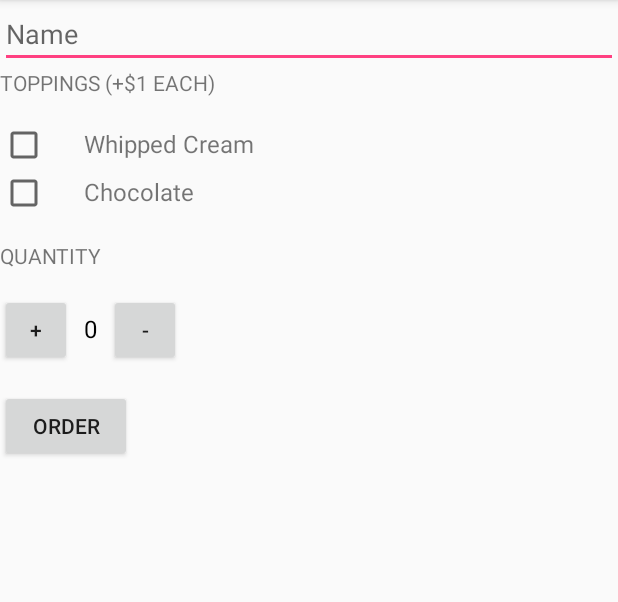
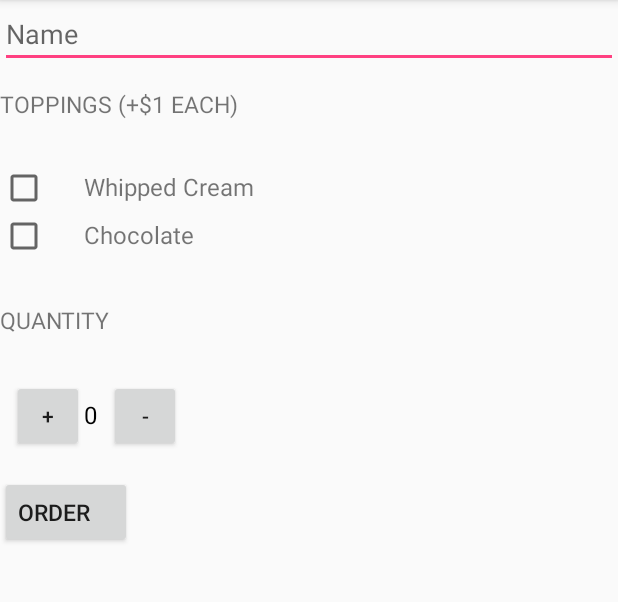
Before and after one commit to ddanskin/justjava, an Android app: the screen it shows after launch (MainActivity), on a phone screen of 412 x 824 dp, the part 84-686 px from its top. Run offline under Robolectric (Android 15) with nearby library versions, the phone set to English and light mode, and no system bars.

Commit message:
Add and apply HeaderTextStyle and CounterButtonStyle resources

```diff
--- a/app/src/main/res/layout/activity_main.xml
+++ b/app/src/main/res/layout/activity_main.xml
@@ -19,11 +19,9 @@
             android:hint="@string/hint_name"/>
 
         <TextView
-            android:layout_width="wrap_content"
-            android:layout_height="wrap_content"
+            style="@style/HeaderTextStyle"
             android:layout_marginBottom="16dp"
-            android:text="@string/toppings"
-            android:textAllCaps="true" />
+            android:text="@string/toppings" />
 
         <LinearLayout
             android:layout_width="match_parent"
@@ -65,11 +63,9 @@
         </LinearLayout>
 
         <TextView
-            android:layout_width="wrap_content"
-            android:layout_height="wrap_content"
+            style="@style/HeaderTextStyle"
             android:layout_marginBottom="16dp"
-            android:text="@string/quantity"
-            android:textAllCaps="true" />
+            android:text="@string/quantity" />
 
         <LinearLayout
             android:layout_width="match_parent"
@@ -77,10 +73,7 @@
 
             <Button
                 android:id="@+id/increment_button"
-                android:layout_width="48dp"
-                android:layout_height="48dp"
-                android:layout_marginEnd="8dp"
-                android:layout_marginRight="8dp"
+                style="@style/CounterButtonStyle"
                 android:onClick="increment"
                 android:text="@string/increase" />
 
@@ -94,10 +87,7 @@
 
             <Button
                 android:id="@+id/decrement_button"
-                android:layout_width="48dp"
-                android:layout_height="48dp"
-                android:layout_marginLeft="8dp"
-                android:layout_marginStart="8dp"
+                style="@style/CounterButtonStyle"
                 android:onClick="decrement"
                 android:text="@string/decrease" />
 
@@ -105,12 +95,10 @@
 
         <Button
             android:id="@+id/order_button"
-            android:layout_width="wrap_content"
-            android:layout_height="wrap_content"
+            style="@style/HeaderTextStyle"
             android:layout_marginTop="16dp"
             android:onClick="submitOrder"
-            android:text="@string/order"
-            android:textAllCaps="true" />
+            android:text="@string/order" />
 
     </LinearLayout>
 </ScrollView>
--- a/app/src/main/res/values/styles.xml
+++ b/app/src/main/res/values/styles.xml
@@ -8,4 +8,18 @@
         <item name="colorAccent">@color/colorAccent</item>
     </style>
 
+    <style name="CounterButtonStyle">
+        <item name="android:layout_width">48dp</item>
+        <item name="android:layout_height">48dp</item>
+        <item name="android:layout_marginLeft">8dp</item>
+    </style>
+
+    <style name="HeaderTextStyle">
+        <item name="android:layout_width">wrap_content</item>
+        <item name="android:layout_height">48dp</item>
+        <item name="android:gravity">center_vertical</item>
+        <item name="android:textAllCaps">true</item>
+        <item name="android:textSize">15sp</item>
+    </style>
+
 </resources>
```
Also changed, not shown: 1 other file.
